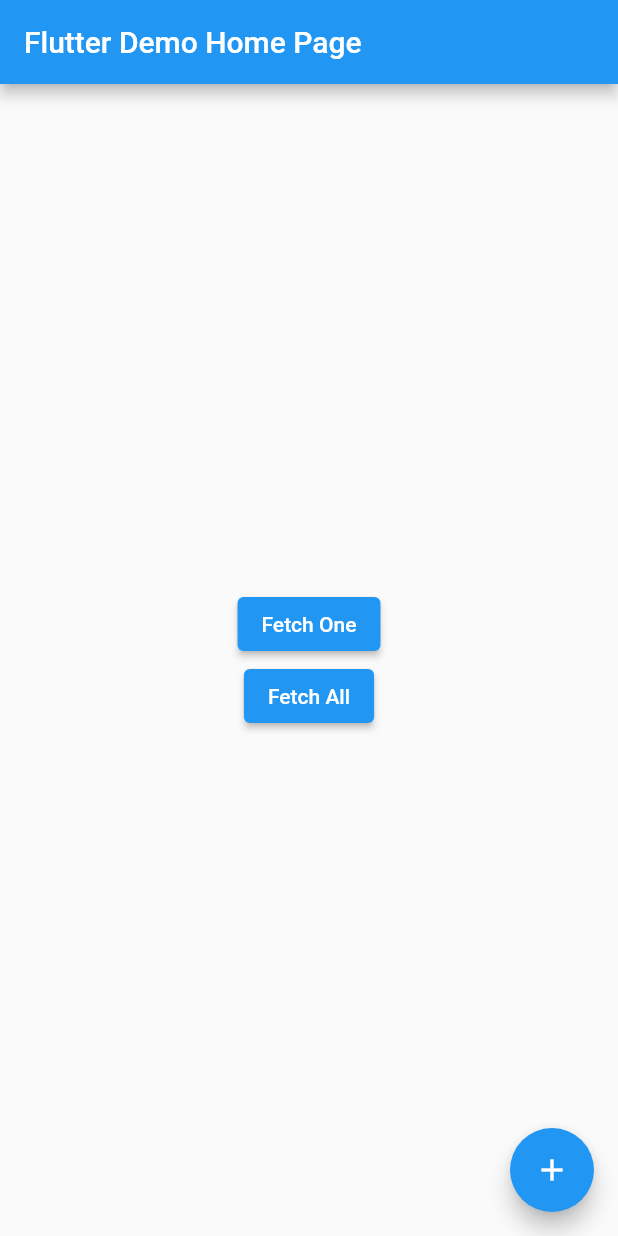
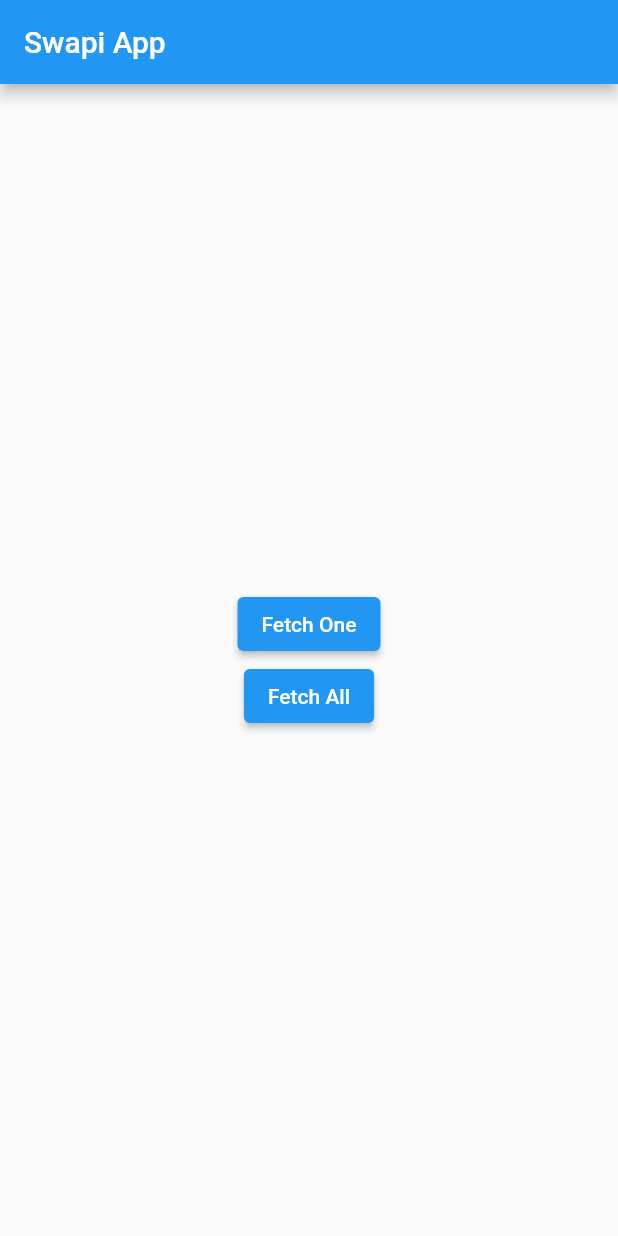
Before and after one commit to mshevaatallah/first-fetch-flutter, a Flutter app: the screen it shows after launch, on a phone screen of 412 x 824 dp. Run offline on Flutter 3.47's test engine with Material 2 defaults, Android fonts, the phone set to English and light mode, and no system bars.

Commit message:
add title

```diff
--- a/lib/main.dart
+++ b/lib/main.dart
@@ -28,7 +28,7 @@ class MyApp extends StatelessWidget {
         // is not restarted.
         primarySwatch: Colors.blue,
       ),
-      home: const MyHomePage(title: 'Flutter Demo Home Page'),
+      home: const MyHomePage(title: 'Swapi App'),
     );
   }
 }
@@ -125,11 +125,11 @@ class _MyHomePageState extends State<MyHomePage> {
         ),
       ),
 
-      floatingActionButton: FloatingActionButton(
-        onPressed: _incrementCounter,
-        tooltip: 'Increment',
-        child: const Icon(Icons.add),
-      ),
+      // floatingActionButton: FloatingActionButton(
+      //   onPressed: _incrementCounter,
+      //   tooltip: 'Increment',
+      //   child: const Icon(Icons.add),
+      // ),
 
       // This trailing comma makes auto-formatting nicer for build methods.
     );
```
